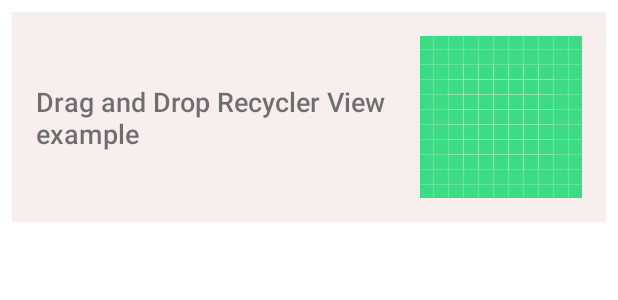
After one commit to whatminjacodes/drag-and-drop-example-android, an Android app: the layout layout_recyclerview_item.xml on its own in the app's theme, with its tools: preview values and no code run, on a phone screen of 412 x 824 dp. The commit adds this screen. Shown: the top 300 px of the screen. Run offline under Robolectric (Android 15) with nearby library versions, the phone set to English and light mode, and no system bars.

Commit message:
working version of drag and drop using temp data

```diff
--- a/app/src/main/java/com/minjee/stretchingapp/view/RecyclerViewAdapter.kt
+++ b/app/src/main/java/com/minjee/stretchingapp/view/RecyclerViewAdapter.kt
@@ -11,6 +11,7 @@ class RecyclerViewAdapter(private val items: ListData, private val clickListener
 
     override fun onCreateViewHolder(parent: ViewGroup, viewType: Int): RecyclerView.ViewHolder {
         val binding = RecyclerviewItemRowBinding.inflate(LayoutInflater.from(parent.context), parent, false)
+
         return StretchMoveHolder(binding)
     }
 
--- /dev/null
+++ b/app/src/main/res/layout/layout_recyclerview_item.xml
@@ -0,0 +1,31 @@
+<?xml version="1.0" encoding="utf-8"?>
+<androidx.constraintlayout.widget.ConstraintLayout xmlns:android="http://schemas.android.com/apk/res/android"
+    xmlns:app="http://schemas.android.com/apk/res-auto"
+    xmlns:tools="http://schemas.android.com/tools"
+    android:layout_width="match_parent"
+    android:layout_height="wrap_content"
+    android:padding="16dp"
+    android:background="#F7EEEE"
+    android:layout_margin="8dp">
+    <TextView
+        android:id="@+id/textView"
+        android:layout_width="0dp"
+        android:layout_height="wrap_content"
+        android:layout_marginEnd="8dp"
+        android:layout_marginRight="8dp"
+        android:textSize="18sp"
+        app:fontFamily="sans-serif-medium"
+        app:layout_constraintBottom_toBottomOf="parent"
+        app:layout_constraintEnd_toStartOf="@+id/imageView"
+        app:layout_constraintStart_toStartOf="parent"
+        app:layout_constraintTop_toTopOf="parent"
+        tools:text="Drag and Drop Recycler View example" />
+    <ImageView
+        android:id="@+id/imageView"
+        android:layout_width="wrap_content"
+        android:layout_height="wrap_content"
+        app:layout_constraintBottom_toBottomOf="parent"
+        app:layout_constraintEnd_toEndOf="parent"
+        app:layout_constraintTop_toTopOf="parent"
+        app:srcCompat="@drawable/ic_launcher_background" />
+</androidx.constraintlayout.widget.ConstraintLayout>
```
Also changed, not shown: app/src/main/java/com/minjee/stretchingapp/utils/ItemMoveCallbackListener.kt (added, +57 -0 lines), app/src/main/java/com/minjee/stretchingapp/view/DragDropRecyclerViewAdapter.kt (added, +117 -0 lines), app/src/main/java/com/minjee/stretchingapp/view/MainFragment.kt (+40 -4 lines).
